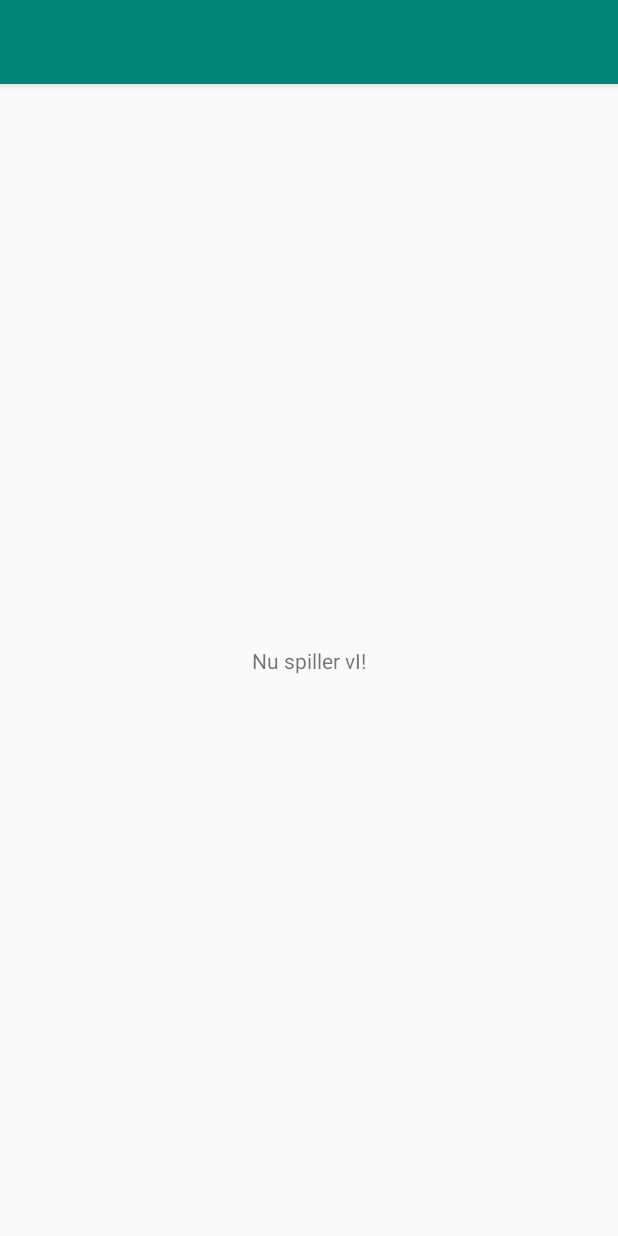
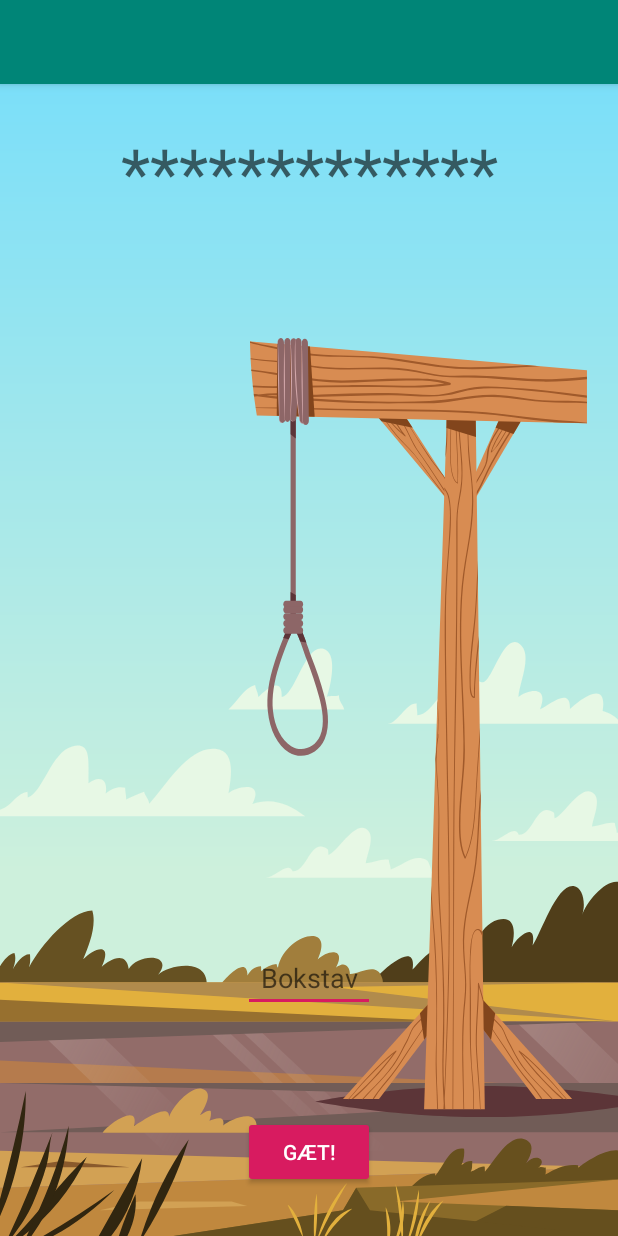
Before and after one commit to Tmattsson0/Galgeleg, an Android app: the SpilActivity screen opened directly, with no data from a screen before it, on a phone screen of 412 x 824 dp. Run offline under Robolectric (Android 15) with nearby library versions, the phone set to English and light mode, and no system bars.

Commit message:
Added logic and dynamic censored word

```diff
--- /dev/null
+++ b/app/src/main/java/SpilLogik/GalgeLogik.java
@@ -0,0 +1,178 @@
+package SpilLogik;
+
+import java.io.BufferedReader;
+import java.io.BufferedReader;
+import java.io.IOException;
+import java.io.InputStreamReader;
+import java.net.URL;
+import java.util.ArrayList;
+import java.util.Arrays;
+import java.util.HashSet;
+import java.util.Random;
+
+public class GalgeLogik {
+    /** AHT afprøvning er muligeOrd synlig på pakkeniveau */
+    public ArrayList<String> muligeOrd = new ArrayList<String>();
+    private String ordet;
+    private ArrayList<String> brugteBogstaver = new ArrayList<String>();
+    private String synligtOrd;
+    private int antalForkerteBogstaver;
+    private boolean sidsteBogstavVarKorrekt;
+    private boolean spilletErVundet;
+    private boolean spilletErTabt;
+
+
+    public ArrayList<String> getBrugteBogstaver() {
+        return brugteBogstaver;
+    }
+
+    public String getSynligtOrd() {
+        return synligtOrd;
+    }
+
+    public String getOrdet() {
+        return ordet;
+    }
+
+    public int getAntalForkerteBogstaver() {
+        return antalForkerteBogstaver;
+    }
+
+    public boolean erSidsteBogstavKorrekt() {
+        return sidsteBogstavVarKorrekt;
+    }
+
+    public boolean erSpilletVundet() {
+        return spilletErVundet;
+    }
+
+    public boolean erSpilletTabt() {
+        return spilletErTabt;
+    }
+
+    public boolean erSpilletSlut() {
+        return spilletErTabt || spilletErVundet;
+    }
+
+
+    public GalgeLogik() {
+        muligeOrd.add("bil");
+        muligeOrd.add("computer");
+        muligeOrd.add("programmering");
+        muligeOrd.add("motorvej");
+        muligeOrd.add("busrute");
+        muligeOrd.add("gangsti");
+        muligeOrd.add("skovsnegl");
+        muligeOrd.add("solsort");
+        muligeOrd.add("seksten");
+        muligeOrd.add("sytten");
+        muligeOrd.add("atten");
+        nulstil();
+    }
+
+    public void nulstil() {
+        brugteBogstaver.clear();
+        antalForkerteBogstaver = 0;
+        spilletErVundet = false;
+        spilletErTabt = false;
+        ordet = muligeOrd.get(new Random().nextInt(muligeOrd.size()));
+        opdaterSynligtOrd();
+    }
+
+
+    private void opdaterSynligtOrd() {
+        synligtOrd = "";
+        spilletErVundet = true;
+        for (int n = 0; n < ordet.length(); n++) {
+            String bogstav = ordet.substring(n, n + 1);
+            if (brugteBogstaver.contains(bogstav)) {
+                synligtOrd = synligtOrd + bogstav;
+            } else {
+                synligtOrd = synligtOrd + "*";
+                spilletErVundet = false;
+            }
+        }
+    }
+
+    public void gætBogstav(String bogstav) {
+        if (bogstav.length() != 1) return;
+        System.out.println("Der gættes på bogstavet: " + bogstav);
+        if (brugteBogstaver.contains(bogstav)) return;
+        if (spilletErVundet || spilletErTabt) return;
+
+        brugteBogstaver.add(bogstav);
+
+        if (ordet.contains(bogstav)) {
+            sidsteBogstavVarKorrekt = true;
+            System.out.println("Bogstavet var korrekt: " + bogstav);
+        } else {
+            // Vi gættede på et bogstav der ikke var i ordet.
+            sidsteBogstavVarKorrekt = false;
+            System.out.println("Bogstavet var IKKE korrekt: " + bogstav);
+            antalForkerteBogstaver = antalForkerteBogstaver + 1;
+            if (antalForkerteBogstaver > 6) {
+                spilletErTabt = true;
+            }
+        }
+        opdaterSynligtOrd();
+    }
+
+    public void logStatus() {
+        System.out.println("---------- ");
+        System.out.println("- ordet (skult) = " + ordet);
+        System.out.println("- synligtOrd = " + synligtOrd);
+        System.out.println("- forkerteBogstaver = " + antalForkerteBogstaver);
+        System.out.println("- brugeBogstaver = " + brugteBogstaver);
+        if (spilletErTabt) System.out.println("- SPILLET ER TABT");
+        if (spilletErVundet) System.out.println("- SPILLET ER VUNDET");
+        System.out.println("---------- ");
+    }
+
+
+    public static String hentUrl(String url) throws IOException {
+        System.out.println("Henter data fra " + url);
+        BufferedReader br = new BufferedReader(new InputStreamReader(new URL(url).openStream()));
+        StringBuilder sb = new StringBuilder();
+        String linje = br.readLine();
+        while (linje != null) {
+            sb.append(linje + "\n");
+            linje = br.readLine();
+        }
+        return sb.toString();
+    }
+
+
+    public void hentOrdFraDr() throws Exception {
+        String data = hentUrl("https://dr.dk");
+        //System.out.println("data = " + data);
+
+        data = data.substring(data.indexOf("<body")). // fjern headere
+                replaceAll("<.+?>", " ").toLowerCase(). // fjern tags
+                replaceAll("&#198;", "æ"). // erstat HTML-tegn
+                replaceAll("&#230;", "æ"). // erstat HTML-tegn
+                replaceAll("&#216;", "ø"). // erstat HTML-tegn
+                replaceAll("&#248;", "ø"). // erstat HTML-tegn
+                replaceAll("&oslash;", "ø"). // erstat HTML-tegn
+                replaceAll("&#229;", "å"). // erstat HTML-tegn
+                replaceAll("[^a-zæøå]", " "). // fjern tegn der ikke er bogstaver
+                replaceAll(" [a-zæøå] "," "). // fjern 1-bogstavsord
+                replaceAll(" [a-zæøå][a-zæøå] "," "); // fjern 2-bogstavsord
+
+        System.out.println("data = " + data);
+        System.out.println("data = " + Arrays.asList(data.split("\\s+")));
+        muligeOrd.clear();
+        muligeOrd.addAll(new HashSet<String>(Arrays.asList(data.split(" "))));
+
+        System.out.println("muligeOrd = " + muligeOrd);
+        nulstil();
+    }
+
+    public String wordToStarConverter(String word) {
+        String starstr = "";
+
+        for (int i = 0; i < word.length(); i++){
+            starstr += "*";
+        }
+        return starstr;
+    }
+}
--- a/app/src/main/java/com/example/thomasmattsson/galgeleg/SpilActivity.java
+++ b/app/src/main/java/com/example/thomasmattsson/galgeleg/SpilActivity.java
@@ -2,12 +2,47 @@ package com.example.thomasmattsson.galgeleg;
 
 import android.support.v7.app.AppCompatActivity;
 import android.os.Bundle;
+import android.util.Log;
+import android.view.View;
+import android.widget.Button;
+import android.widget.TextView;
 
-public class SpilActivity extends AppCompatActivity {
+import java.util.Random;
+
+import SpilLogik.GalgeLogik;
+
+public class SpilActivity extends AppCompatActivity implements View.OnClickListener {
+
+    GalgeLogik logik = new GalgeLogik();
+    Button button2;
+    TextView GætteTekst;
 
     @Override
     protected void onCreate(Bundle savedInstanceState) {
         super.onCreate(savedInstanceState);
         setContentView(R.layout.activity_spil);
+
+        //FindView
+        GætteTekst = (TextView) findViewById(R.id.textView5);
+        button2 = (Button) findViewById(R.id.button2);
+
+        //OnClick
+        button2.setOnClickListener(this);
+        GætteTekst.setOnClickListener(this);
+
+        //Random word
+        Random rn = new Random();
+        int Rand = rn.nextInt(logik.muligeOrd.size());
+        String ordet = logik.muligeOrd.get(Rand);
+
+        //Obscure word method
+        GætteTekst.setText(logik.wordToStarConverter(ordet));
+        Log.d(ordet,"onCreate: Ordet er: " + ordet);
+    }
+
+    @Override
+    public void onClick(View v) {
+
+
     }
 }
--- a/app/src/main/java/com/example/thomasmattsson/galgeleg/VelkomstActivity.java
+++ b/app/src/main/java/com/example/thomasmattsson/galgeleg/VelkomstActivity.java
@@ -29,6 +29,7 @@ public class VelkomstActivity extends AppCompatActivity implements View.OnClickL
         if (v == button1) {
             Intent i = new Intent(this, SpilActivity.class);
             startActivity(i);
+
         }
     }
 }
--- a/app/src/main/res/layout/activity_spil.xml
+++ b/app/src/main/res/layout/activity_spil.xml
@@ -4,15 +4,46 @@
     xmlns:tools="http://schemas.android.com/tools"
     android:layout_width="match_parent"
     android:layout_height="match_parent"
-    tools:context=".SpilActivity">
+    android:background="@drawable/ic_gallows"
+    tools:context=".SpilActivity"
+    tools:layout_editor_absoluteY="81dp">
+
+
+    <EditText
+        android:id="@+id/editText"
+        android:layout_width="88dp"
+        android:layout_height="wrap_content"
+        android:layout_marginBottom="69dp"
+        android:ems="10"
+        android:hint="Bokstav"
+        android:inputType="textPersonName"
+        android:textAlignment="center"
+        android:textColor="@color/colorAccent"
+        app:layout_constraintBottom_toTopOf="@+id/button2"
+        app:layout_constraintEnd_toEndOf="parent"
+        app:layout_constraintStart_toStartOf="parent" />
+
+    <Button
+        android:id="@+id/button2"
+        style="@style/Widget.AppCompat.Button.Colored"
+        android:layout_width="wrap_content"
+        android:layout_height="wrap_content"
+        android:layout_marginBottom="32dp"
+        android:text="Gæt!"
+        app:layout_constraintBottom_toBottomOf="parent"
+        app:layout_constraintEnd_toEndOf="parent"
+        app:layout_constraintStart_toStartOf="parent" />
 
     <TextView
-        android:id="@+id/textView"
-        android:layout_width="wrap_content"
+        android:id="@+id/textView5"
+        android:layout_width="266dp"
         android:layout_height="wrap_content"
-        android:text="Nu spiller vI!"
-        app:layout_constraintBottom_toBottomOf="parent"
+        android:layout_marginTop="28dp"
+        android:text="Ukendt"
+        android:textAlignment="center"
+        android:textAppearance="@style/TextAppearance.AppCompat.Display2"
         app:layout_constraintEnd_toEndOf="parent"
         app:layout_constraintStart_toStartOf="parent"
         app:layout_constraintTop_toTopOf="parent" />
+
 </android.support.constraint.ConstraintLayout>
```
